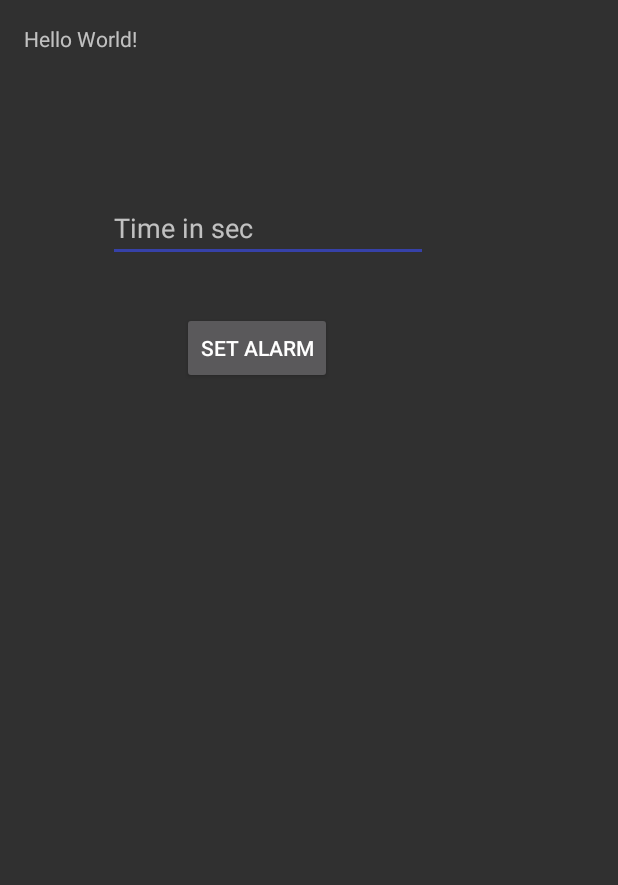
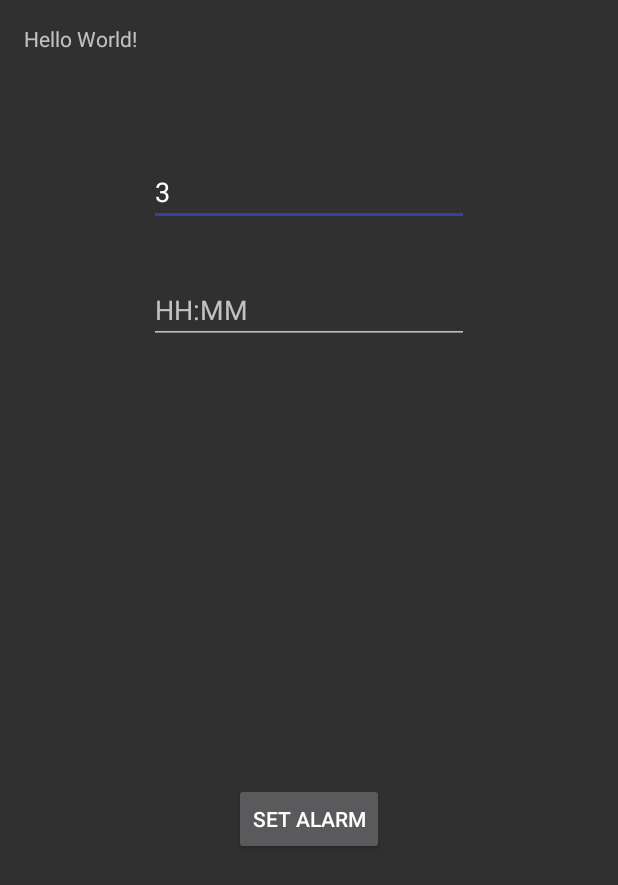
Before and after one commit to igrek51/force-awakening-alarm, an Android app: the screen it shows after launch (MainActivity), after a tap on "SET ALARM", on a phone screen of 412 x 824 dp. Shown: the top 885 px of the screen. Run offline under Robolectric (Android 15) with nearby library versions, the phone set to English and light mode, and no system bars.

Commit message:
Setting alarm time, showing fake current time
Using Joda time library
Displaying fake current datetime
Setting alarm time by HH:mm

```diff
--- a/app/build.gradle
+++ b/app/build.gradle
@@ -62,6 +62,8 @@ dependencies {
     testImplementation 'org.testng:testng:6.9.6'
     implementation 'com.google.guava:guava:16.0.1'
     testImplementation 'org.mockito:mockito-core:1.9.5'
+    // Joda Time
+    implementation 'joda-time:joda-time:2.9.9'
 }
 
 //task clean(type: Delete) {
--- a/app/src/main/AndroidManifest.xml
+++ b/app/src/main/AndroidManifest.xml
@@ -4,6 +4,7 @@
 
     <uses-permission android:name="android.permission.WAKE_LOCK"/>
     <uses-permission android:name="android.permission.VIBRATE"/>
+    <uses-permission android:name="android.permission.SYSTEM_ALERT_WINDOW"/>
 
     <application
         android:allowBackup="true"
--- a/app/src/main/java/igrek/forceawaken/MainActivity.java
+++ b/app/src/main/java/igrek/forceawaken/MainActivity.java
@@ -3,34 +3,62 @@ package igrek.forceawaken;
 import android.app.AlarmManager;
 import android.app.PendingIntent;
 import android.content.Intent;
+import android.os.Build;
 import android.os.Bundle;
 import android.support.v7.app.AppCompatActivity;
 import android.widget.Button;
 import android.widget.EditText;
 import android.widget.Toast;
 
+import org.joda.time.DateTime;
+
 public class MainActivity extends AppCompatActivity {
 	Button btnSet;
-	EditText etVal;
+	EditText alarmSeconds;
+	EditText alarmTime;
 
 	@Override
 	protected void onCreate(Bundle savedInstanceState) {
 		super.onCreate(savedInstanceState);
 		setContentView(R.layout.activity_main);
 		btnSet = (Button) findViewById(R.id.btnSetAlarm);
-		etVal = (EditText) findViewById(R.id.etVal);
+		alarmSeconds = (EditText) findViewById(R.id.alarmSeconds);
+		alarmTime = (EditText) findViewById(R.id.alarmTime);
 
 		btnSet.setOnClickListener(v -> {
-			int time = Integer.parseInt(etVal.getText().toString());
+			DateTime triggerTime = getTriggerTime();
+
 			Intent intent = new Intent(MainActivity.this, AlarmReceiver.class);
 			PendingIntent p1 = PendingIntent.getBroadcast(getApplicationContext(), 0, intent, 0);
 			AlarmManager a = (AlarmManager) getSystemService(ALARM_SERVICE);
-			a.set(AlarmManager.RTC_WAKEUP, System.currentTimeMillis() + time * 1000, p1);
+			// FIXME one alarm only can be set at a time
+			if (Build.VERSION.SDK_INT >= Build.VERSION_CODES.KITKAT) {
+				a.setExact(AlarmManager.RTC_WAKEUP, triggerTime.getMillis(), p1);
+			} else {
+				a.set(AlarmManager.RTC_WAKEUP, triggerTime.getMillis(), p1);
+			}
 			//			alarm.setExact(AlarmManager.RTC_WAKEUP,10000,pintent);
-			Toast.makeText(getApplicationContext(), "AlarmReceiver set in " + time + " seconds", Toast.LENGTH_LONG)
+			Toast.makeText(getApplicationContext(), "AlarmReceiver set at " + triggerTime.toString("HH:mm:ss, yyyy-MM-dd"), Toast.LENGTH_LONG)
 					.show();
-
 		});
 	}
 
+	private DateTime getTriggerTime() {
+		if (alarmTime.getText().length() > 0) {
+			int hours = Integer.parseInt(alarmTime.getText().toString().substring(0, 2));
+			int mins = Integer.parseInt(alarmTime.getText().toString().substring(3));
+			// todays time or tomorrow
+			DateTime now = DateTime.now();
+			DateTime todayTriggerTime = now.withHourOfDay(hours)
+					.withMinuteOfHour(mins)
+					.withSecondOfMinute(0);
+			DateTime tomorrowTriggerTime = todayTriggerTime.plusDays(1);
+			DateTime triggerTime = now.isBefore(todayTriggerTime) ? todayTriggerTime : tomorrowTriggerTime;
+			return triggerTime;
+		} else {
+			int seconds = Integer.parseInt(alarmSeconds.getText().toString());
+			return DateTime.now().plusSeconds(seconds);
+		}
+	}
+
 }
--- a/app/src/main/res/layout/activity_main.xml
+++ b/app/src/main/res/layout/activity_main.xml
@@ -17,28 +17,35 @@
         android:id="@+id/textView"/>
 
     <EditText
+        android:id="@+id/alarmSeconds"
         android:layout_width="wrap_content"
         android:layout_height="wrap_content"
-        android:inputType="textPersonName"
+        android:layout_alignParentTop="true"
+        android:layout_centerHorizontal="true"
+        android:layout_marginTop="89dp"
         android:ems="10"
-        android:layout_below="@+id/textView"
-        android:layout_alignParentLeft="true"
-        android:layout_alignParentStart="true"
-        android:layout_marginLeft="56dp"
-        android:layout_marginStart="56dp"
-        android:layout_marginTop="94dp"
-        android:id="@+id/etVal"
-        android:hint="Time in sec"/>
+        android:hint="Time in sec"
+        android:inputType="number"
+        android:text="3"/>
+
+    <EditText
+        android:id="@+id/alarmTime"
+        android:layout_width="wrap_content"
+        android:layout_height="wrap_content"
+        android:layout_alignParentTop="true"
+        android:layout_centerHorizontal="true"
+        android:layout_marginTop="168dp"
+        android:ems="10"
+        android:hint="HH:MM"
+        android:inputType="time"
+        android:text=""/>
 
     <Button
-        android:text="Set Alarm"
+        android:id="@+id/btnSetAlarm"
         android:layout_width="wrap_content"
         android:layout_height="wrap_content"
-        android:layout_below="@+id/etVal"
-        android:layout_toRightOf="@+id/textView"
-        android:layout_toEndOf="@+id/textView"
-        android:layout_marginLeft="30dp"
-        android:layout_marginStart="30dp"
-        android:layout_marginTop="33dp"
-        android:id="@+id/btnSetAlarm"/>
+        android:layout_alignParentBottom="true"
+        android:layout_centerHorizontal="true"
+        android:layout_marginBottom="238dp"
+        android:text="Set Alarm"/>
 </RelativeLayout>
```
Also changed, not shown: app/src/main/java/igrek/forceawaken/AwakenActivity.java (+28 -19 lines), app/src/main/res/layout/awaken_main.xml (+10 -0 lines), 1 other file.
